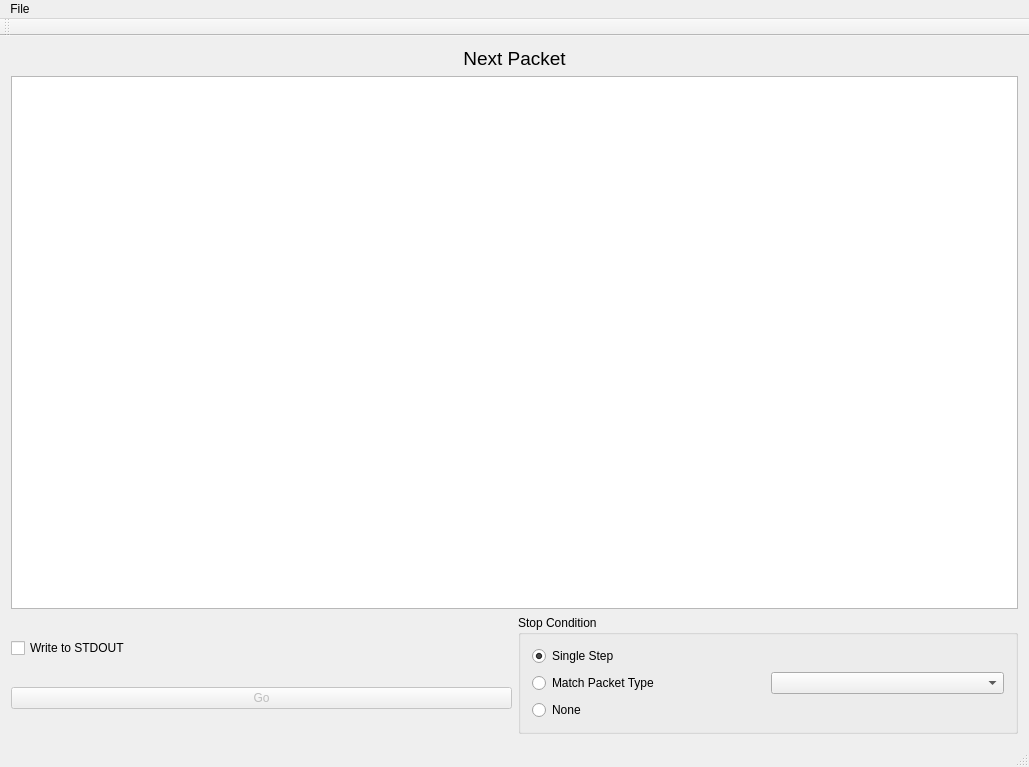
Old version of the form tools/QParser/mainwindow.ui in the repository ADARA-Neutrons/adara.
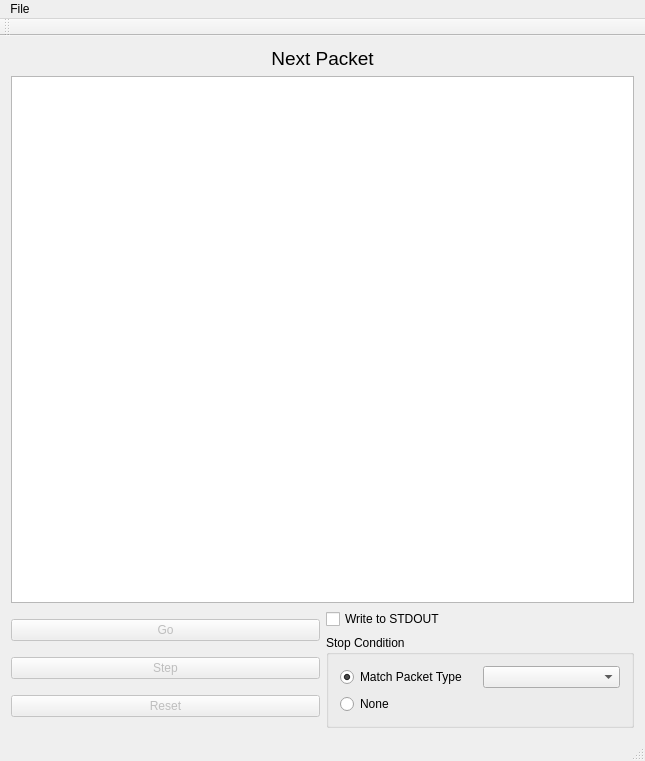
New version of the form.

Patch:
```diff
--- a/tools/QParser/mainwindow.ui
+++ b/tools/QParser/mainwindow.ui
@@ -9,15 +9,15 @@
    <rect>
     <x>0</x>
     <y>0</y>
-    <width>1029</width>
-    <height>767</height>
+    <width>645</width>
+    <height>761</height>
    </rect>
   </property>
   <property name="windowTitle">
    <string>MainWindow</string>
   </property>
   <widget class="QWidget" name="centralWidget">
-   <layout class="QVBoxLayout" name="verticalLayout_3">
+   <layout class="QVBoxLayout" name="verticalLayout_4">
     <item>
      <widget class="QLabel" name="label">
       <property name="font">
@@ -44,13 +44,6 @@
      <layout class="QHBoxLayout" name="horizontalLayout_2">
       <item>
        <layout class="QVBoxLayout" name="verticalLayout_2">
-        <item>
-         <widget class="QCheckBox" name="stdoutChk">
-          <property name="text">
-           <string>Write to STDOUT</string>
-          </property>
-         </widget>
-        </item>
         <item>
          <widget class="QPushButton" name="goBtn">
           <property name="enabled">
@@ -61,7 +54,36 @@
           </property>
          </widget>
         </item>
+        <item>
+         <widget class="QPushButton" name="stepBtn">
+          <property name="enabled">
+           <bool>false</bool>
+          </property>
+          <property name="text">
+           <string>Step</string>
+          </property>
+         </widget>
+        </item>
+        <item>
+         <widget class="QPushButton" name="resetBtn">
+          <property name="enabled">
+           <bool>false</bool>
+          </property>
+          <property name="text">
+           <string>Reset</string>
+          </property>
+         </widget>
+        </item>
        </layout>
+      </item>
+      <item>
+       <layout class="QVBoxLayout" name="verticalLayout_3">
+        <item>
+         <widget class="QCheckBox" name="stdoutChk">
+          <property name="text">
+           <string>Write to STDOUT</string>
+          </property>
+         </widget>
       </item>
       <item>
        <widget class="QGroupBox" name="groupBox">
@@ -69,16 +91,6 @@
          <string>Stop Condition</string>
         </property>
         <layout class="QVBoxLayout" name="verticalLayout">
-         <item>
-          <widget class="QRadioButton" name="oneStepRB">
-           <property name="text">
-            <string>Single Step</string>
-           </property>
-           <property name="checked">
-            <bool>true</bool>
-           </property>
-          </widget>
-         </item>
          <item>
           <layout class="QHBoxLayout" name="horizontalLayout">
            <item>
@@ -86,6 +98,9 @@
              <property name="text">
               <string>Match Packet Type</string>
              </property>
+               <property name="checked">
+                <bool>true</bool>
+               </property>
             </widget>
            </item>
            <item>
@@ -106,13 +121,15 @@
      </layout>
     </item>
    </layout>
+    </item>
+   </layout>
   </widget>
   <widget class="QMenuBar" name="menuBar">
    <property name="geometry">
     <rect>
      <x>0</x>
      <y>0</y>
-     <width>1029</width>
+     <width>645</width>
      <height>21</height>
     </rect>
    </property>
```
Left out of the diff: 34 changed lines with no effect on the pictures. Lines whose indentation alone changed are shown as unchanged.
